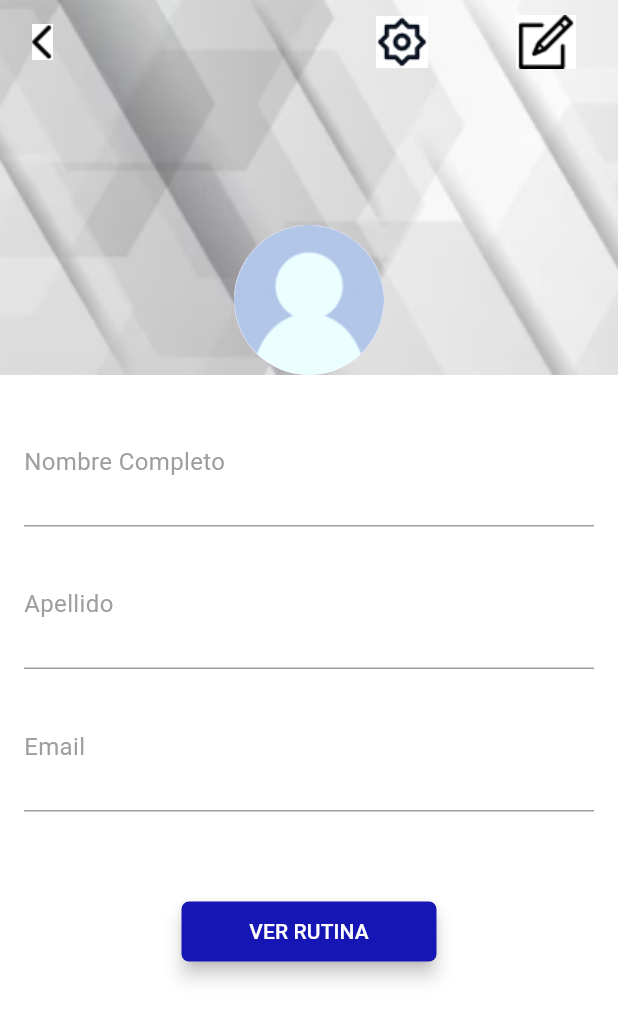
After one commit to gofit581/proyecto_final, a Flutter app: the MyProfileScreen screen opened by its route, on a phone screen of 412 x 824 dp. The commit adds this screen. Shown: the top 1020 px of the screen. Run offline on Flutter 3.47's test engine with Material 3 defaults, Android fonts, the phone set to English and light mode, and no system bars; our stand-ins replace date_format, go_router, table_calendar; accounts and stored records are empty.

Commit message:
Incorporación de la pantalla Perfil

```diff
--- a/alumno/lib/core/app_router.dart
+++ b/alumno/lib/core/app_router.dart
@@ -5,6 +5,7 @@ import 'package:alumno/presentation/login_screen.dart';
 import 'package:alumno/presentation/register_alumno_data_screen.dart';
 import 'package:alumno/presentation/register_screen.dart';
 import 'package:go_router/go_router.dart';
+import '../presentation/profile_screen.dart';
 
 final appRouter = GoRouter(routes: [
   GoRoute(
@@ -23,13 +24,13 @@ final appRouter = GoRouter(routes: [
   //   },
   //   name: HomeScreen.name,
   // ),
-  // GoRoute(
-  //   path: '/profile',
-  //   builder: (context, state) {
-  //     return ProfileScreen();
-  //   },
-  //   name: ProfileScreen.name,
-  // ),
+   GoRoute(
+     path: '/profile',
+      builder: (context, state) {
+       return const MyProfileScreen();
+     },
+     name: MyProfileScreen.name,
+    ),
   GoRoute(
     path: '/registerAlumnoData',
     builder: (context, state) => RegisterAlumnoDataScreen(
@@ -43,7 +44,7 @@ final appRouter = GoRouter(routes: [
       name: RegisterScreen.name),
   GoRoute(
       path: '/calendar',
-      builder: ((context, state) => CalendarioScreen()),
+      builder: ((context, state) => const CalendarioScreen()),
       name: CalendarioScreen.name),
   // GoRoute(
   //     path: '/routine',
--- a/alumno/lib/presentation/calendar_screen.dart
+++ b/alumno/lib/presentation/calendar_screen.dart
@@ -19,6 +19,7 @@ class _CalendarioScreenState extends State<CalendarioScreen> {
   @override
   Widget build(BuildContext context) {
     return Scaffold(
+      backgroundColor: const Color.fromARGB(255, 255, 255, 255),
       appBar: const CustomAppBar(
         title: 'Calendario',
       ),
--- /dev/null
+++ b/alumno/lib/presentation/profile_screen.dart
@@ -0,0 +1,153 @@
+import 'package:flutter/material.dart';
+
+class MyProfileScreen extends StatefulWidget {
+  static const String name = 'ProfileScreen';
+
+  const MyProfileScreen({super.key});
+  @override
+  _MyProfileScreenState createState() => _MyProfileScreenState();
+}
+class _MyProfileScreenState extends State<MyProfileScreen>{
+  Widget build(BuildContext context) {
+    return Scaffold(
+      backgroundColor: Colors.white,
+      extendBodyBehindAppBar: true,
+      appBar: AppBar(
+        backgroundColor: Colors.transparent,
+        elevation: 0,
+        leading: IconButton(
+          icon: Image.asset(
+            'assets/image/BACK.jpg',
+            width: 80,
+            height: 80,
+          ),
+          onPressed: () {
+            Navigator.pop(context);
+          },
+        ),
+        actions: [
+          IconButton(
+            icon: Image.asset(
+            'assets/image/SETTINGS.jpg',
+            width: 80,
+            height: 80,
+          ),
+            onPressed: () {
+            },
+          ),
+          IconButton(
+            icon: Image.asset(
+            'assets/image/EDIT.jpg',
+            width: 80,
+            height: 80,
+          ),
+            onPressed: () {
+            },
+          ),
+        ],
+      ),
+      body: Column(
+        children: [
+          Stack(
+            children: [
+              Container(
+                height: 250,
+                decoration: const BoxDecoration(
+                  image: DecorationImage(
+                    image: AssetImage('assets/image/BANNER.jpg'),
+                    fit: BoxFit.cover,
+                  ),
+                ),
+              ),
+            Positioned(
+                left: (MediaQuery.of(context).size.width / 2)- 50,
+                bottom: 0,
+                child: const CircleAvatar(
+                    radius: 50,
+                    backgroundImage: AssetImage('assets/image/USER-PHOTO.jpg'),
+                ),
+              ),
+            ],
+          ),
+          const SizedBox(height: 30),
+          Padding(
+            padding: const EdgeInsets.all(16.0),
+            child: Column(
+              crossAxisAlignment: CrossAxisAlignment.start,
+              children: [
+                const Text(
+                  'Nombre Completo',
+                  style: TextStyle(fontSize: 16, color: Colors.grey),
+                ),
+                Container(
+                  width: double.infinity,
+                  decoration: const BoxDecoration(
+                    border: Border(bottom: BorderSide(color: Colors.grey)),
+                  ),
+                  padding: const EdgeInsets.only(bottom: 8),
+                  child: const Text(
+                    ' ',
+                    style: TextStyle(fontSize: 16, color: Colors.black),
+                  ),
+                ),
+                const SizedBox(height: 40),
+                const Text(
+                  'Apellido',
+                  style: TextStyle(fontSize: 16, color: Colors.grey),
+                ),
+                Container(
+                  width: double.infinity,
+                  decoration: const BoxDecoration(
+                    border: Border(bottom: BorderSide(color: Colors.grey)),
+                  ),
+                  padding: const EdgeInsets.only(bottom: 8),
+                  child: const Text(
+                    '',
+                    style: TextStyle(fontSize: 16, color: Colors.black),
+                  ),
+                ),
+                const SizedBox(height: 40),
+                const Text(
+                  'Email',
+                  style: TextStyle(fontSize: 16, color: Colors.grey),
+                ),
+                Container(
+                  width: double.infinity,
+                  decoration: const BoxDecoration(
+                    border: Border(bottom: BorderSide(color: Colors.grey)),
+                  ),
+                  padding: const EdgeInsets.only(bottom: 8),
+                  child: const Text(
+                    '',
+                    style: TextStyle(fontSize: 16, color: Colors.black),
+                  ),
+                ),
+                const SizedBox(height: 40),
+              ],
+            ),
+          ),
+           Row(
+            mainAxisAlignment: MainAxisAlignment.spaceAround,
+            children: [
+              ElevatedButton(
+                style: ElevatedButton.styleFrom(
+                  backgroundColor: const Color.fromARGB(255, 22, 22, 180),
+                  elevation: 5,
+                  fixedSize: const Size(170, 30),
+                  shape: RoundedRectangleBorder(
+                    borderRadius: BorderRadius.circular(5),
+                  ),
+                ),
+                onPressed: () {print('Ver rutina presioando'); },
+                child: const Text(
+                  'VER RUTINA',
+                  style: TextStyle(color:  Color.fromARGB(255, 255, 255, 255)),
+                ),
+              ),
+            ],
+          ),
+        ],
+      ),
+    );
+  }
+}
--- a/alumno/lib/widget/custom_botton_navigation_bar.dart
+++ b/alumno/lib/widget/custom_botton_navigation_bar.dart
@@ -1,4 +1,5 @@
 import 'package:flutter/material.dart';
+import '../presentation/profile_screen.dart';
 import 'package:go_router/go_router.dart';
 
 class CustomBottomNavigationBar extends StatelessWidget {
@@ -22,13 +23,6 @@ const CustomBottomNavigationBar({super.key, required this.currentIndex});
           ),
           label: 'Routine'
         ),
-        // BottomNavigationBarItem(
-        //   icon: Image.asset(
-        //     'assets/image/MOBILE_FRIENDLY.jpg',
-        //     width: 40, height: 40,
-        //   ),
-        //   label: 'Students',
-        // ),
         BottomNavigationBarItem(
           icon: Image.asset(
             'assets/image/HOME.jpg',
@@ -53,7 +47,7 @@ const CustomBottomNavigationBar({super.key, required this.currentIndex});
             context.goNamed('CalendarioScreen');
             break;
           case 2:
-            context.goNamed('PerfilScreen');
+            context.goNamed('ProfileScreen');
             break;
           default:
             break;
@@ -73,13 +67,11 @@ class HomeScreen extends StatefulWidget {
 
 class _HomeScreenState extends State<HomeScreen> {
   int _currentIndex = 0;
-
-  // Lista de pantallas que quieres mostrar al cambiar de tab
   final List<Widget> _children = [
     const Center(child: Text('Pantalla Rutina')),
     const Center(child: Text('Pantalla Estudiantes')),
     const Center(child: Text('Pantalla Principal')),
-    const Center(child: Text('Pantalla Perfil')),
+    const MyProfileScreen(),
 
   ];
 
@@ -95,10 +87,10 @@ class _HomeScreenState extends State<HomeScreen> {
       appBar: AppBar(
         title: const Text('Custom Bottom Navigation'),
       ),
-      body: _children[_currentIndex], // Mostrar la pantalla correspondiente
+      body: _children[_currentIndex],
       bottomNavigationBar: CustomBottomNavigationBar(
         currentIndex: _currentIndex
-      ), // Usar el widget de navegación personalizado
+      ),
     );
   }
 }
--- a/alumno/pubspec.yaml
+++ b/alumno/pubspec.yaml
@@ -35,6 +35,11 @@ dependencies:
   table_calendar: ^3.0.0
   date_format: ^2.0.0
   intl: ^0.17.0
+  flutter_launcher_icons: ^0.13.1
+  flutter_native_splash: ^2.4.1
+  flutter_riverpod: ^2.5.1
+  flutter_svg: ^2.0.10+1
+  image_picker: ^0.8.7+3
 
   # The following adds the Cupertino Icons font to your application.
   # Use with the CupertinoIcons class for iOS style icons.
@@ -65,6 +70,7 @@ flutter:
   # To add assets to your application, add an assets section, like this:
   assets:
     - assets/image/
+    - assets/image/SETTINGS.jpg
   #   - images/a_dot_burr.jpeg
   #   - images/a_dot_ham.jpeg
 
```
Also changed, not shown: alumno/assets/image/BACK.jpg (added), alumno/assets/image/BANNER.jpg (added), alumno/assets/image/EDIT.jpg (added), alumno/assets/image/MOBILE_FRIENDLY.jpg (deleted), alumno/assets/image/NOTIFICATION.jpg (added), alumno/assets/image/SETTINGS.jpg (added), alumno/assets/image/USER-PHOTO.jpg (added), alumno/pubspec.lock, 6 other files.
